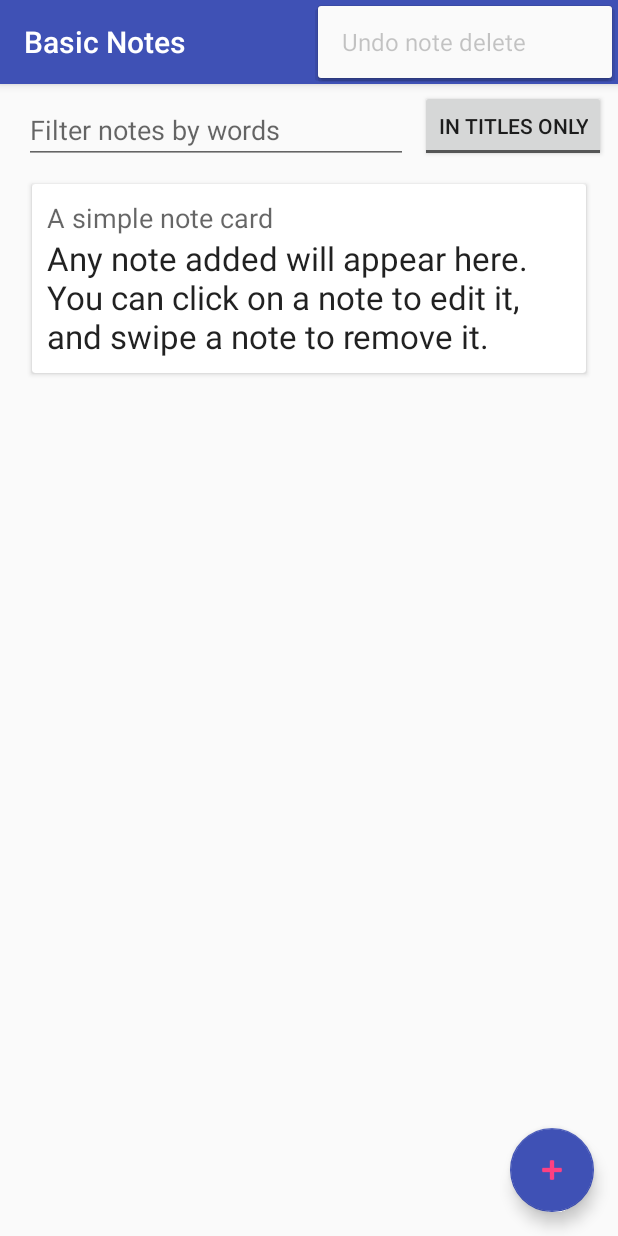
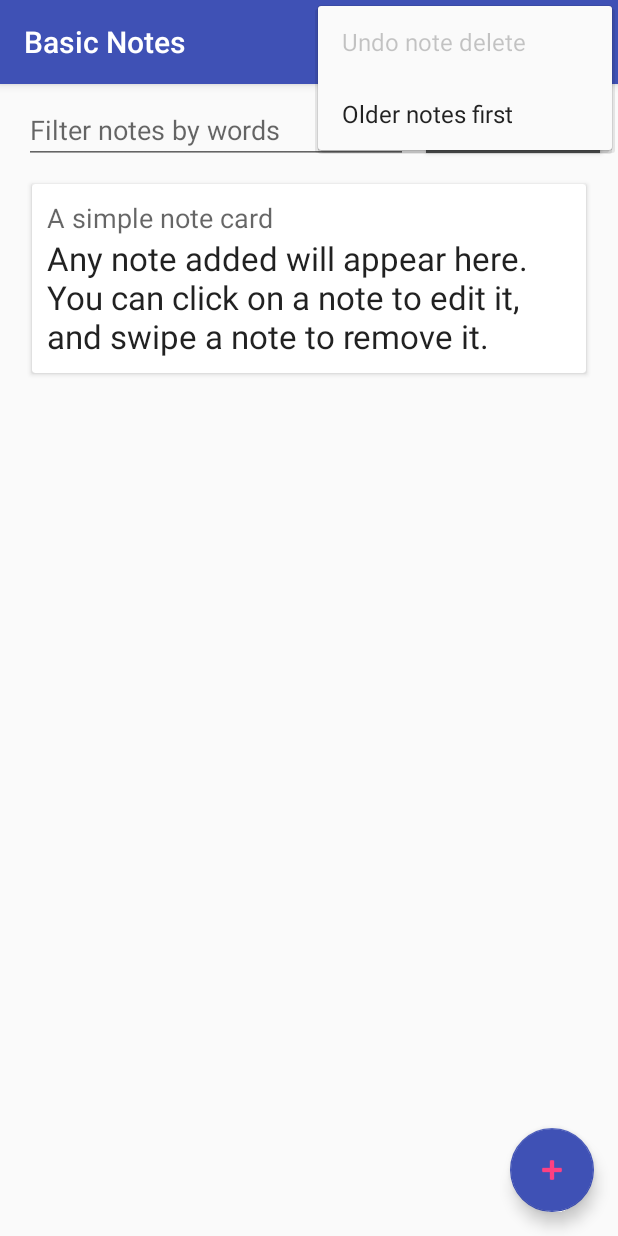
Before and after one commit to Segmev/basicnotesandroid, an Android app: the screen it shows after launch (MainActivity), in the options menu, after a tap on "Undo note delete", on a phone screen of 412 x 824 dp. Run offline under Robolectric (Android 15) with nearby library versions, the phone set to English and light mode, and no system bars.

Commit message:
ordering by date added

```diff
--- a/app/src/main/java/com/et/segmev/basicnotes/MainActivity.kt
+++ b/app/src/main/java/com/et/segmev/basicnotes/MainActivity.kt
@@ -1,6 +1,5 @@
 package com.et.segmev.basicnotes
 
-import android.app.Activity
 import android.content.Intent
 import android.support.v7.app.AppCompatActivity
 import android.os.Bundle
@@ -9,7 +8,6 @@ import android.support.v7.widget.RecyclerView
 import android.support.v7.widget.helper.ItemTouchHelper
 import android.text.Editable
 import android.text.TextWatcher
-import android.util.Log
 import android.view.Menu
 import android.view.MenuItem
 import android.widget.ArrayAdapter
@@ -22,6 +20,7 @@ class MainActivity : AppCompatActivity() {
     val dbHandler : MyDBHandler = MyDBHandler(this, null, null, 1)
     var adapter: CustomNotesAdapter? = null
     var lastDeletedNote: Note? = null
+    var orderByAsc = false
 
     override fun onCreate(savedInstanceState: Bundle?) {
         super.onCreate(savedInstanceState)
@@ -30,7 +29,7 @@ class MainActivity : AppCompatActivity() {
         val rv = findViewById<RecyclerView>(R.id.recyclerView)
         rv.layoutManager = LinearLayoutManager(this, LinearLayout.VERTICAL, false)
 
-        adapter = CustomNotesAdapter(dbHandler.findAllNotes())
+        adapter = CustomNotesAdapter(dbHandler.findAllNotes(true))
         rv.adapter = adapter
         addNote.setOnClickListener {
             intent = Intent(this, EditNoteActivity::class.java)
@@ -51,7 +50,7 @@ class MainActivity : AppCompatActivity() {
                 lastDeletedNote = adapter?.returnNote(viewHolder?.adapterPosition!!)!!
                 Toast.makeText(this@MainActivity, "Note deleted.", Toast.LENGTH_LONG).show()
                 dbHandler.deleteNote(lastDeletedNote?.id!!)
-                adapter?.updateData(dbHandler.findAllNotes())
+                adapter?.updateData(dbHandler.findAllNotes(orderByAsc))
                 autoCompleteTextView.setAdapter(ArrayAdapter<String>(this@MainActivity, android.R.layout.simple_dropdown_item_1line, dbHandler.getAllTitles()))
                 invalidateOptionsMenu()
             }
@@ -64,22 +63,24 @@ class MainActivity : AppCompatActivity() {
             override fun afterTextChanged(p0: Editable?) {}
             override fun beforeTextChanged(p0: CharSequence?, p1: Int, p2: Int, p3: Int) {}
             override fun onTextChanged(p0: CharSequence?, p1: Int, p2: Int, p3: Int) {
-                adapter?.updateData(dbHandler.findFilteredNotes(p0?.toString()!!, toggleSearch.isChecked))
+                adapter?.updateData(dbHandler.findFilteredNotes(p0?.toString()!!, toggleSearch.isChecked, orderByAsc))
             }
         })
         toggleSearch.setOnCheckedChangeListener {
-            _, isChecked -> adapter?.updateData(dbHandler.findFilteredNotes(autoCompleteTextView.text.toString(), isChecked))
+            _, isChecked -> adapter?.updateData(dbHandler.findFilteredNotes(autoCompleteTextView.text.toString(), isChecked, orderByAsc))
         }
     }
 
     override fun onCreateOptionsMenu(menu: Menu): Boolean {
-        val menuItem = menu.add(Menu.NONE, 42, Menu.NONE, "Undo note delete")
+        val menuItem = menu.add(Menu.NONE, 42, Menu.NONE, getString(R.string.undo_menuitem))
+        menu.add(Menu.NONE, 84, Menu.NONE, getString(R.string.most_recent_first_menuitem))
         menuItem.isEnabled = false
         return true
     }
 
     override fun onPrepareOptionsMenu(menu: Menu): Boolean {
         menu.getItem(0).isEnabled = lastDeletedNote != null
+        menu.getItem(1).title = if (!orderByAsc) getString(R.string.lest_recent_first_menuitem) else getString(R.string.most_recent_first_menuitem)
         return super.onPrepareOptionsMenu(menu)
     }
 
@@ -89,9 +90,14 @@ class MainActivity : AppCompatActivity() {
                 if (lastDeletedNote != null)
                     dbHandler.addNote(lastDeletedNote!!)
                 lastDeletedNote = null
-                adapter?.updateData(dbHandler.findAllNotes())
+                adapter?.updateData(dbHandler.findAllNotes(orderByAsc))
                 Toast.makeText(this@MainActivity, "Note restored", Toast.LENGTH_LONG).show()
                 invalidateOptionsMenu()
+            }
+            84 -> {
+                orderByAsc = !orderByAsc
+                invalidateOptionsMenu()
+                adapter?.updateData(dbHandler.findAllNotes(orderByAsc))
             }
         }
         autoCompleteTextView.setAdapter(ArrayAdapter<String>(this@MainActivity, android.R.layout.simple_dropdown_item_1line, dbHandler.getAllTitles()))
@@ -101,12 +107,12 @@ class MainActivity : AppCompatActivity() {
     override fun onResume() {
         super.onResume()
         autoCompleteTextView.setAdapter(ArrayAdapter<String>(this@MainActivity, android.R.layout.simple_dropdown_item_1line, dbHandler.getAllTitles()))
-        adapter?.updateData(dbHandler.findAllNotes())
+        adapter?.updateData(dbHandler.findAllNotes(orderByAsc))
     }
 
     override fun onRestart() {
         super.onRestart()
         autoCompleteTextView.setAdapter(ArrayAdapter<String>(this@MainActivity, android.R.layout.simple_dropdown_item_1line, dbHandler.getAllTitles()))
-        adapter?.updateData(dbHandler.findAllNotes())
+        adapter?.updateData(dbHandler.findAllNotes(orderByAsc))
     }
 }
--- a/app/src/main/java/com/et/segmev/basicnotes/MyDBHandler.kt
+++ b/app/src/main/java/com/et/segmev/basicnotes/MyDBHandler.kt
@@ -5,6 +5,7 @@ import android.content.Context
 import android.database.sqlite.SQLiteDatabase
 import android.database.sqlite.SQLiteOpenHelper
 import android.util.Log
+import java.text.SimpleDateFormat
 import java.util.*
 
 /**
@@ -13,12 +14,14 @@ import java.util.*
 class MyDBHandler(context: Context, name: String?, factory: SQLiteDatabase.CursorFactory?,
                   version: Int) : SQLiteOpenHelper(context, DATABASE_NAME, factory, DATABASE_VERSION) {
     companion object {
-        private val DATABASE_VERSION = 4
+        private val DATABASE_VERSION = 5
         private val DATABASE_NAME = "notesDB.db"
         val TABLE_NOTES = "notes"
         val COLUMN_ID = "_id"
         val COLUMN_TITLE = "title"
         val COLUMN_DESCRIPTION = "description"
+        val COLUMN_CREATEDAT = "created_at"
+        val COLUMN_UPDATEDAT = "updated_at"
         val TAG = "DBHelper"
     }
 
@@ -27,7 +30,9 @@ class MyDBHandler(context: Context, name: String?, factory: SQLiteDatabase.Curso
                 "CREATE TABLE " + TABLE_NOTES + "("
                         + COLUMN_ID + " INTEGER PRIMARY KEY, "
                         + COLUMN_TITLE + " TEXT UNIQUE NOT NULL, "
-                        + COLUMN_DESCRIPTION + " TEXT"
+                        + COLUMN_DESCRIPTION + " TEXT, "
+                        + COLUMN_CREATEDAT + " DATETIME DEFAULT CURRENT_TIMESTAMP, "
+                        + COLUMN_UPDATEDAT + " DATETIME DEFAULT CURRENT_TIMESTAMP"
                         + ")"
                 )
         p0.execSQL(CREATE_NOTES_TABLE)
@@ -52,14 +57,17 @@ class MyDBHandler(context: Context, name: String?, factory: SQLiteDatabase.Curso
         p0.close()
     }
 
-    fun findAllNotes(): ArrayList<Note> {
+    fun findAllNotes(orderByAsc: Boolean): ArrayList<Note> {
         Log.i(TAG, "find all notes")
         val p0 = this.writableDatabase
-        val cursor = p0.rawQuery("SELECT * from $TABLE_NOTES", null)
+        var query = "SELECT * from $TABLE_NOTES  ORDER BY datetime($COLUMN_UPDATEDAT)"
+        query += if (orderByAsc) " ASC" else " DESC"
+        val cursor = p0.rawQuery(query, null)
         val notes = ArrayList<Note>()
         if (cursor.moveToFirst()) {
             while (!cursor.isAfterLast) {
                 notes.add(Note(cursor.getString(1), cursor.getString(2), Integer.parseInt(cursor.getString(0))))
+                Log.e("date", cursor.getString(1) + " -> "+ cursor.getString(3) + " " + cursor.getString(4))
                 cursor.moveToNext()
             }
         }
@@ -68,12 +76,15 @@ class MyDBHandler(context: Context, name: String?, factory: SQLiteDatabase.Curso
         return notes
     }
 
-    fun findFilteredNotes(word: String, everywhere: Boolean): ArrayList<Note> {
+    fun findFilteredNotes(word: String, everywhere: Boolean, orderByAsc: Boolean): ArrayList<Note> {
         Log.i(TAG, "find only notes with $word")
 
         var query = "SELECT * from $TABLE_NOTES WHERE $COLUMN_TITLE LIKE \"%$word%\" "
         if (everywhere)
             query += " OR $COLUMN_DESCRIPTION LIKE \"%$word%\" "
+        query += " ORDER BY datetime($COLUMN_UPDATEDAT) "
+        query += if (orderByAsc) " ASC" else " DESC"
+
 
         val p0 = this.writableDatabase
         val cursor = p0.rawQuery(query, null)
@@ -131,6 +142,7 @@ class MyDBHandler(context: Context, name: String?, factory: SQLiteDatabase.Curso
         val values = ContentValues()
         values.put(COLUMN_TITLE, note.title)
         values.put(COLUMN_DESCRIPTION, note.info)
+        values.put(COLUMN_UPDATEDAT, SimpleDateFormat("yyyy-MM-dd HH:mm:ss").format(Date()))
         val p0 = this.writableDatabase
         p0.update(TABLE_NOTES, values, "$COLUMN_ID = " + note.id, null)
         p0.close()
--- a/app/src/main/res/values/strings.xml
+++ b/app/src/main/res/values/strings.xml
@@ -8,4 +8,7 @@
     <string name="filter_notes_by_words">Filter notes by words</string>
     <string name="in_titles_only">In titles only</string>
     <string name="everywhere">Everywhere</string>
+    <string name="most_recent_first_menuitem">Most recent first</string>
+    <string name="undo_menuitem">Undo note delete</string>
+    <string name="lest_recent_first_menuitem">Older notes first</string>
 </resources>
```
